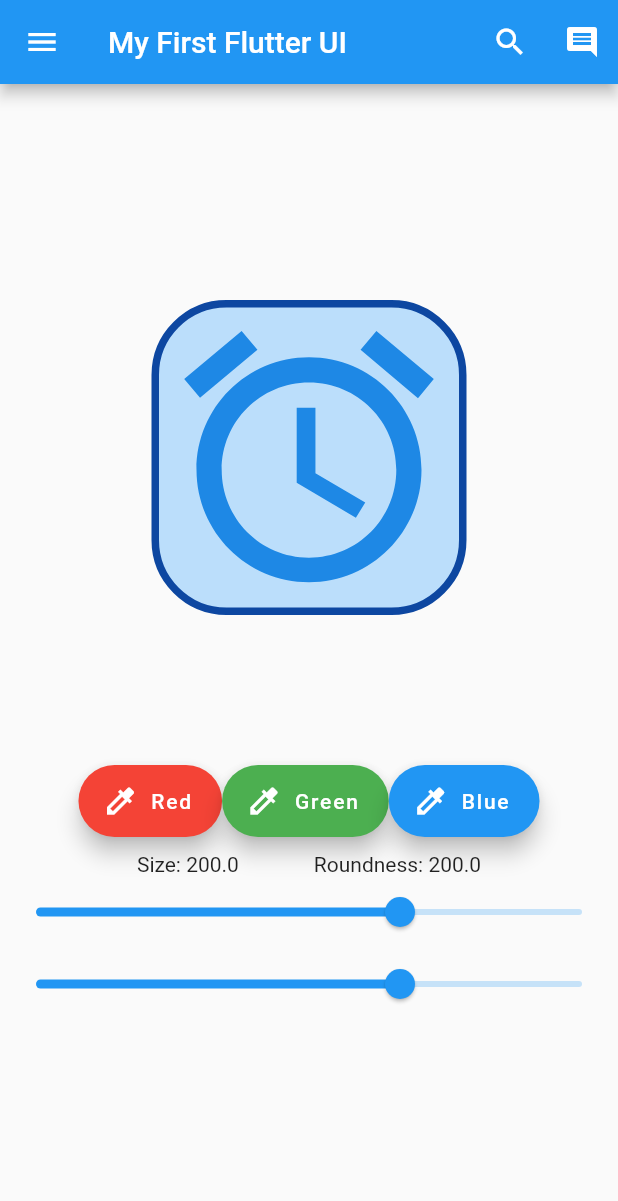
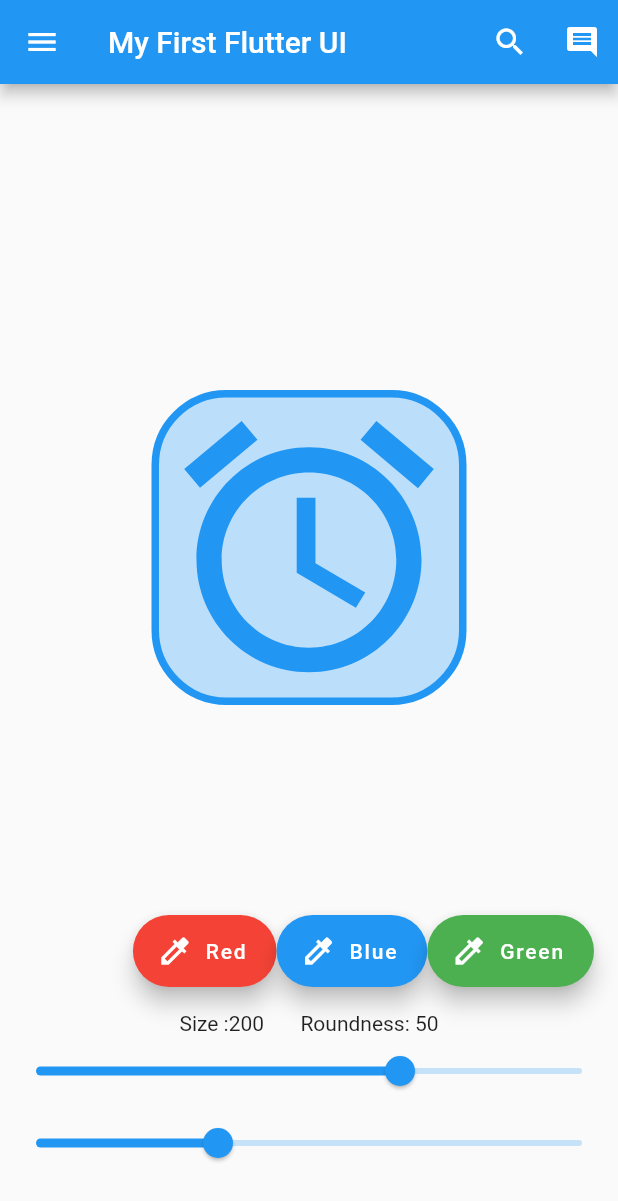
Before and after one commit to adamjokes/literate-giggle, a Flutter app: the screen it shows after launch, on a phone screen of 412 x 824 dp. Shown: the top 1201 px of the screen. Run offline on Flutter 3.47's test engine with Material 2 defaults, Android fonts, the phone set to English and light mode, and no system bars.

Commit message:
exercise_1 upload

```diff
--- a/tutorial_3_1/lib/main.dart
+++ b/tutorial_3_1/lib/main.dart
@@ -1,4 +1,7 @@
 import 'package:flutter/material.dart';
+import 'package:tutorial3_1/screens/home/bottom.dart';
+import 'screens/home/body.dart';
+import 'screens/home/float.dart';
 
 void main() {
   runApp(MyApp());
@@ -27,17 +30,20 @@ class MyHomePage extends StatefulWidget {
 }
 
 class _MyHomePageState extends State<MyHomePage> {
-  int _counter = 0;
   var items = ["New Screen", "Set icon color", "Change size", "Settings"];
-  double current_slider_roundness_value = 200.0;
-  double current_slider_size_value = 200.0;
-  var initial_color = Colors.blue.shade600;
 
-  void _incrementCounter() {
-    setState(() {
-      _counter++;
-    });
-  }
+  var _color = Colors.blue;
+  var _size = 200.0;
+  var _roundness = 50.0;
+
+  get color => _color;
+  set color(value) => setState(() => _color = value);
+
+  get size => _size;
+  set size(value) => setState(() => _size = value);
+
+  get roundness => _roundness;
+  set roundness(value) => setState(() => _roundness = value);
 
   @override
   Widget build(BuildContext context) {
@@ -66,89 +72,14 @@ class _MyHomePageState extends State<MyHomePage> {
               );
             }),
       ),
-        body: Center(
-          child: Column(
-            mainAxisAlignment: MainAxisAlignment.center,
-            children: [
-              Container(
-                decoration: BoxDecoration(
-                    color: Colors.blue[100],
-                    border: Border.all(width: 5.0, color: Colors.blue[900]),
-                    borderRadius: BorderRadius.all(Radius.circular(50.0))),
-                child: Icon(
-                  Icons.alarm,
-                  size: 200,
-                  color: initial_color,
+      body: Body(
+        color: color,
+        roundness: roundness,
+        size: size,
       ),
-              ),
-              SizedBox(
-                height: 100,
-              ),
-              Row(
-                mainAxisAlignment: MainAxisAlignment.center,
-                children: [
-                  FloatingActionButton.extended(
-                    onPressed: () {
-                      setState(() {
-                        initial_color = Colors.red.shade600;
-                      });
-                    },
-                    icon: Icon(Icons.colorize),
-                    label: Text("Red"),
-                    backgroundColor: Colors.red,
-                  ),
-                  FloatingActionButton.extended(
-                    onPressed: () {
-                      setState(() {
-                        initial_color = Colors.green.shade600;
-                      });
-                    },
-                    icon: Icon(Icons.colorize),
-                    label: Text("Green"),
-                    backgroundColor: Colors.green,
-                  ),
-                  FloatingActionButton.extended(
-                    onPressed: () {
-                      setState(() {
-                        initial_color = Colors.blue.shade600;
-                      });
-                    },
-                    icon: Icon(Icons.colorize),
-                    label: Text("Blue"),
-                    backgroundColor: Colors.blue,
-                  )
-                ],
-              ),
-              SizedBox(height: 10),
-              Row(
-                mainAxisAlignment: MainAxisAlignment.center,
-                children: [
-                  Text("Size: $current_slider_size_value"),
-                  SizedBox(width: 50),
-                  Text("Roundness: $current_slider_roundness_value"),
-                ],
-              ),
-              Slider(
-                  value: current_slider_size_value,
-                  min: 0.0,
-                  max: 300,
-                  onChanged: (double value) {
-                    setState(() {
-                      current_slider_size_value = value.roundToDouble();
-                    });
-                  }),
-              Slider(
-                  value: current_slider_roundness_value,
-                  min: 0.0,
-                  max: 300,
-                  onChanged: (double value) {
-                    setState(() {
-                      current_slider_roundness_value = value.roundToDouble();
-                    });
-                  })
-            ],
-          ),
-        ));
+      floatingActionButton: Float(state: this),
+      bottomNavigationBar: Bottom(state: this),
+    );
   }
 }
 
@@ -174,3 +105,92 @@ class _MyHomePageState extends State<MyHomePage> {
 //     );
 //   }
 // }
+
+// Row(
+//                 mainAxisAlignment: MainAxisAlignment.center,
+//                 children: [
+//                   FloatingActionButton.extended(
+//                     onPressed: () {
+//                       setState(() {
+//                         initial_color = Colors.red.shade600;
+//                       });
+//                     },
+//                     icon: Icon(Icons.colorize),
+//                     label: Text("Red"),
+//                     backgroundColor: Colors.red,
+//                   ),
+//                   FloatingActionButton.extended(
+//                     onPressed: () {
+//                       setState(() {
+//                         initial_color = Colors.green.shade600;
+//                       });
+//                     },
+//                     icon: Icon(Icons.colorize),
+//                     label: Text("Green"),
+//                     backgroundColor: Colors.green,
+//                   ),
+//                   FloatingActionButton.extended(
+//                     onPressed: () {
+//                       setState(() {
+//                         initial_color = Colors.blue.shade600;
+//                       });
+//                     },
+//                     icon: Icon(Icons.colorize),
+//                     label: Text("Blue"),
+//                     backgroundColor: Colors.blue,
+//                   )
+//                 ],
+//               ),
+
+// Slider(
+//                   value: current_slider_size_value,
+//                   min: 0.0,
+//                   max: 300,
+//                   onChanged: (double value) {
+//                     setState(() {
+//                       current_slider_size_value = value.roundToDouble();
+//                     });
+//                   }),
+//
+//     // Slider(
+//     value: current_slider_roundness_value,
+//     min: 0.0,
+//     max: 300,
+//     onChanged: (double value) {
+//       setState(() {
+//         current_slider_roundness_value = value.roundToDouble();
+//       });
+//     })
+
+// Row(
+//             children: [
+//               ColorButton(
+//                 color: Colors.red,
+//                 label: Text("Red"),
+//                 state: this,
+//               ),
+//               ColorButton(
+//                 color: Colors.blue,
+//                 label: Text("blue"),
+//                 state: this,
+//               ),
+//               ColorButton(
+//                 color: Colors.green,
+//                 label: Text("green"),
+//                 state: this,
+//               ),
+//             ],
+//           ),
+//           Row(
+//             mainAxisAlignment: MainAxisAlignment.center,
+//             children: [
+//               Text("Size: $_currentValue"),
+//               SizedBox(width: 50),
+//               Text("Roundness: $_currentValue"),
+//             ],
+//           ),
+//           SliderWidget(
+//               currentValueSize: _currentValue,
+//               min: 0.0,
+//               max: 300.0,
+//               state: this),
--- /dev/null
+++ b/tutorial_3_1/lib/screens/home/body.dart
@@ -0,0 +1,24 @@
+import 'package:flutter/material.dart';
+
+import 'widgets/rounded_icons.dart';
+
+class Body extends StatelessWidget {
+  Body({color, size, roundness})
+      : _color = color,
+        _size = size,
+        _roundness = roundness;
+
+  final _color, _size, _roundness;
+
+  @override
+  Widget build(BuildContext context) {
+    return Center(
+      child: RoundedIcon(
+        color: _color,
+        size: _size,
+        icon: Icons.alarm,
+        roundness: _roundness,
+      ),
+    );
+  }
+}
--- /dev/null
+++ b/tutorial_3_1/lib/screens/home/bottom.dart
@@ -0,0 +1,32 @@
+import 'package:flutter/material.dart';
+
+class Bottom extends StatelessWidget {
+  Bottom({state}) : _state = state;
+
+  final _state;
+
+  @override
+  Widget build(BuildContext context) {
+    return SizedBox(
+      height: 150.0,
+      child: Column(
+        children: [
+          Text(
+              'Size :${_state.size.round()}       Roundness: ${_state.roundness.round()}'),
+          Slider(
+            value: _state.size,
+            min: 0.0,
+            max: 300.0,
+            onChanged: (value) => _state.size = value,
+          ),
+          Slider(
+            value: _state.roundness,
+            min: 0.0,
+            max: 150.0,
+            onChanged: (value) => _state.roundness = value,
+          ),
+        ],
+      ),
+    );
+  }
+}
--- /dev/null
+++ b/tutorial_3_1/lib/screens/home/float.dart
@@ -0,0 +1,31 @@
+import 'package:flutter/material.dart';
+
+import 'widgets/color_button.dart';
+
+class Float extends StatelessWidget {
+  Float({state}) : _state = state;
+  final _state;
+  @override
+  Widget build(BuildContext context) {
+    return Row(
+      mainAxisAlignment: MainAxisAlignment.end,
+      children: [
+        ColorButton(
+          color: Colors.red,
+          label: 'Red',
+          state: _state,
+        ),
+        ColorButton(
+          color: Colors.blue,
+          label: 'Blue',
+          state: _state,
+        ),
+        ColorButton(
+          color: Colors.green,
+          label: 'Green',
+          state: _state,
+        ),
+      ],
+    );
+  }
+}
--- /dev/null
+++ b/tutorial_3_1/lib/screens/home/widgets/color_button.dart
@@ -0,0 +1,22 @@
+import 'package:flutter/material.dart';
+
+class ColorButton extends StatelessWidget {
+  final _color;
+  final _label;
+  final _state;
+
+  ColorButton({color, label, state})
+      : _color = color,
+        _label = label,
+        _state = state;
+
+  @override
+  Widget build(BuildContext context) {
+    return FloatingActionButton.extended(
+      onPressed: () => _state.color = _color,
+      backgroundColor: _color,
+      label: Text(_label),
+      icon: Icon(Icons.colorize),
+    );
+  }
+}
--- /dev/null
+++ b/tutorial_3_1/lib/screens/home/widgets/rounded_icons.dart
@@ -0,0 +1,24 @@
+import 'package:flutter/material.dart';
+
+class RoundedIcon extends StatelessWidget {
+  final _color;
+  final _size;
+  final _roundness;
+  final _icon;
+
+  RoundedIcon({color, size, roundness, icon = Icons.alarm})
+      : _color = color,
+        _size = size,
+        _roundness = roundness,
+        _icon = icon;
+
+  @override
+  Widget build(BuildContext context) {
+    return Container(
+        decoration: BoxDecoration(
+            color: Colors.blue[100],
+            border: Border.all(width: 5.0, color: _color),
+            borderRadius: BorderRadius.all(Radius.circular(_roundness))),
+        child: Icon(_icon, color: _color, size: _size));
+  }
+}
```
Also changed, not shown: tutorial_3_1/lib/screens/home/widgets/slider_widget.dart (added, +24 -0 lines), tutorial_3_1/lib/screens/home/home.dart (added), 44 other files. Lines whose indentation alone changed are shown as unchanged.
